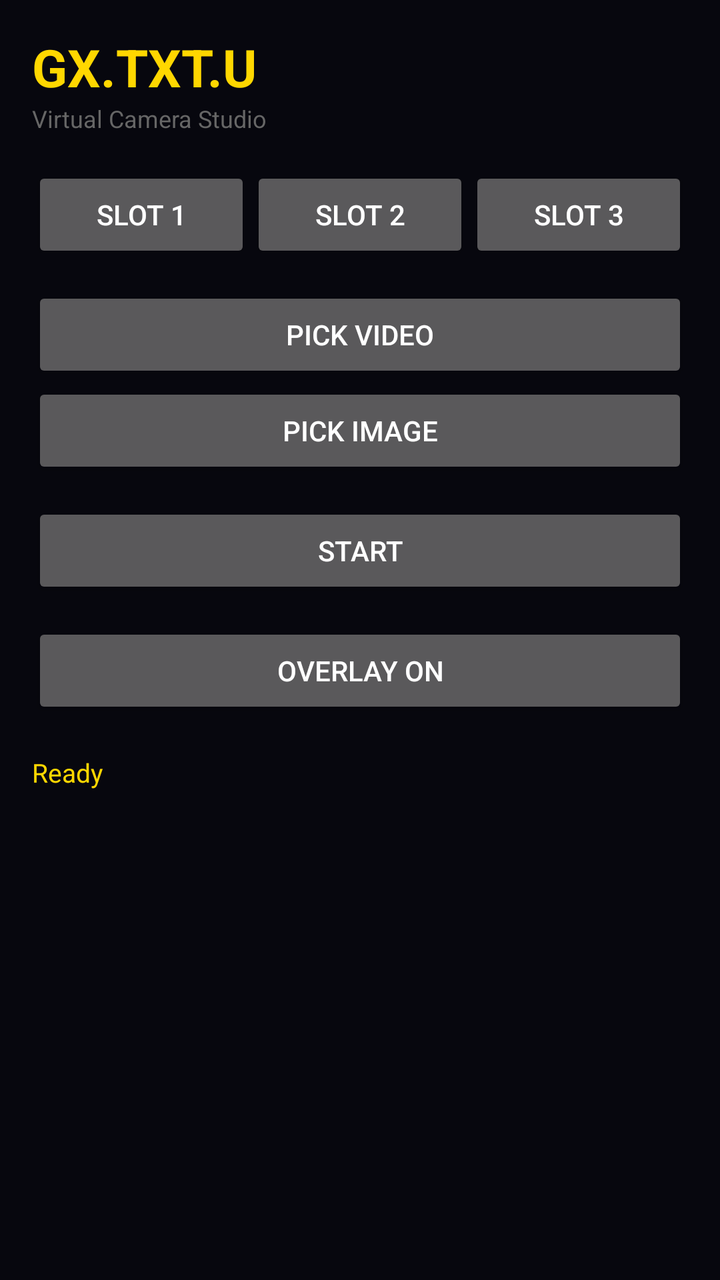
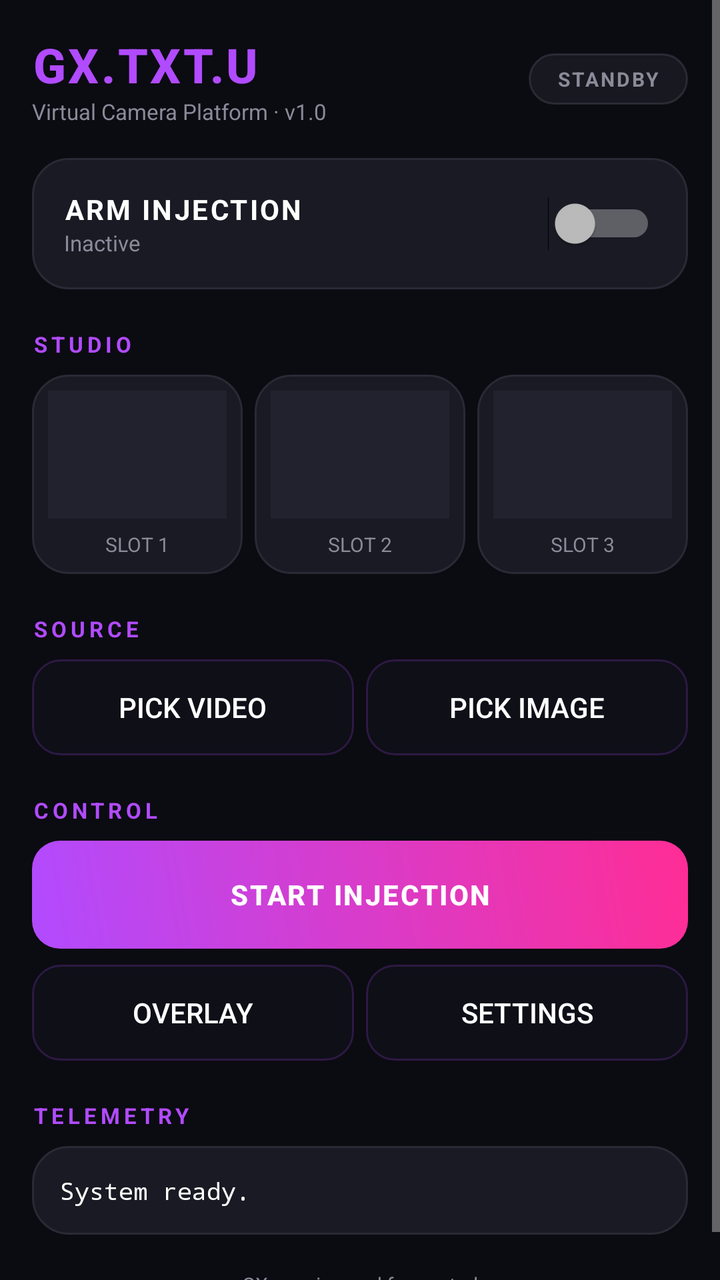

Two renders of the same Android screen: before a commit and after it. Below are the layout's source before the change and the commit's diff.
<!-- AndroidManifest.xml: application theme android:Theme.Material.NoActionBar -->
<!-- res/layout/activity_main.xml -->
<?xml version="1.0" encoding="utf-8"?>
<ScrollView xmlns:android="http://schemas.android.com/apk/res/android"
    android:layout_width="match_parent"
    android:layout_height="match_parent"
    android:background="#07070e">
  <LinearLayout
      android:orientation="vertical"
      android:padding="16dp"
      android:layout_width="match_parent"
      android:layout_height="wrap_content">
    <TextView android:text="GX.TXT.U" android:textColor="#ffd700"
        android:textSize="26sp" android:textStyle="bold"
        android:layout_width="wrap_content" android:layout_height="wrap_content"/>
    <TextView android:text="Virtual Camera Studio" android:textColor="#666666"
        android:textSize="12sp" android:layout_marginBottom="16dp"
        android:layout_width="wrap_content" android:layout_height="wrap_content"/>
    <LinearLayout android:orientation="horizontal"
        android:layout_width="match_parent" android:layout_height="wrap_content">
      <Button android:id="@+id/slot1" android:text="SLOT 1" android:layout_weight="1"
          android:layout_width="0dp" android:layout_height="wrap_content"/>
      <Button android:id="@+id/slot2" android:text="SLOT 2" android:layout_weight="1"
          android:layout_width="0dp" android:layout_height="wrap_content"/>
      <Button android:id="@+id/slot3" android:text="SLOT 3" android:layout_weight="1"
          android:layout_width="0dp" android:layout_height="wrap_content"/>
    </LinearLayout>
    <Button android:id="@+id/pickVideo" android:text="PICK VIDEO"
        android:layout_marginTop="12dp"
        android:layout_width="match_parent" android:layout_height="wrap_content"/>
    <Button android:id="@+id/pickImage" android:text="PICK IMAGE"
        android:layout_width="match_parent" android:layout_height="wrap_content"/>
    <Button android:id="@+id/startBtn" android:text="START"
        android:layout_marginTop="12dp"
        android:layout_width="match_parent" android:layout_height="wrap_content"/>
    <Button android:id="@+id/overlayBtn" android:text="Overlay ON"
        android:layout_marginTop="12dp"
        android:layout_width="match_parent" android:layout_height="wrap_content"/>
    <TextView android:id="@+id/status" android:text="Ready"
        android:textColor="#ffd700" android:textSize="13sp"
        android:layout_marginTop="18dp"
        android:layout_width="match_parent" android:layout_height="wrap_content"/>
  </LinearLayout>
</ScrollView>
<!-- resources referenced by this layout -->
<resources>

</resources>

<!-- the commit's change to res/layout/activity_main.xml (unified diff, before → after) -->
@@ -2,41 +2,252 @@
 <ScrollView xmlns:android="http://schemas.android.com/apk/res/android"
     android:layout_width="match_parent"
     android:layout_height="match_parent"
-    android:background="#07070e">
+    android:background="@color/gx_bg"
+    android:fillViewport="true">
+
   <LinearLayout
       android:orientation="vertical"
       android:padding="16dp"
       android:layout_width="match_parent"
       android:layout_height="wrap_content">
-    <TextView android:text="GX.TXT.U" android:textColor="#ffd700"
-        android:textSize="26sp" android:textStyle="bold"
-        android:layout_width="wrap_content" android:layout_height="wrap_content"/>
-    <TextView android:text="Virtual Camera Studio" android:textColor="#666666"
-        android:textSize="12sp" android:layout_marginBottom="16dp"
-        android:layout_width="wrap_content" android:layout_height="wrap_content"/>
+
+    
+    <LinearLayout
+        android:orientation="horizontal"
+        android:gravity="center_vertical"
+        android:layout_width="match_parent"
+        android:layout_height="wrap_content">
+      <LinearLayout
+          android:orientation="vertical"
+          android:layout_weight="1"
+          android:layout_width="0dp"
+          android:layout_height="wrap_content">
+        <TextView
+            android:text="GX.TXT.U"
+            android:textColor="@color/gx_purple"
+            android:textSize="24sp"
+            android:textStyle="bold"
+            android:fontFamily="sans-serif-medium"
+            android:letterSpacing="0.05"
+            android:layout_width="wrap_content"
+            android:layout_height="wrap_content"/>
+        <TextView
+            android:text="Virtual Camera Platform · v1.0"
+            android:textColor="@color/gx_muted"
+            android:textSize="11sp"
+            android:layout_width="wrap_content"
+            android:layout_height="wrap_content"/>
+      </LinearLayout>
+
+      <TextView
+          android:id="@+id/statusPill"
+          android:text="STANDBY"
+          android:textColor="@color/gx_muted"
+          android:textSize="10sp"
+          android:textStyle="bold"
+          android:letterSpacing="0.1"
+          android:paddingLeft="14dp"
+          android:paddingRight="14dp"
+          android:paddingTop="6dp"
+          android:paddingBottom="6dp"
+          android:background="@drawable/pill_off"
+          android:layout_width="wrap_content"
+          android:layout_height="wrap_content"/>
+    </LinearLayout>
+
+    
+    <LinearLayout
+        android:orientation="horizontal"
+        android:gravity="center_vertical"
+        android:padding="16dp"
+        android:layout_marginTop="16dp"
+        android:background="@drawable/card"
+        android:layout_width="match_parent"
+        android:layout_height="wrap_content">
+      <LinearLayout
+          android:orientation="vertical"
+          android:layout_weight="1"
+          android:layout_width="0dp"
+          android:layout_height="wrap_content">
+        <TextView
+            android:text="ARM INJECTION"
+            android:textColor="@color/gx_text"
+            android:textSize="14sp"
+            android:textStyle="bold"
+            android:letterSpacing="0.08"
+            android:layout_width="wrap_content"
+            android:layout_height="wrap_content"/>
+        <TextView
+            android:id="@+id/masterSub"
+            android:text="Inactive"
+            android:textColor="@color/gx_muted"
+            android:textSize="11sp"
+            android:layout_width="wrap_content"
+            android:layout_height="wrap_content"/>
+      </LinearLayout>
+      <Switch
+          android:id="@+id/masterSwitch"
+          android:layout_width="wrap_content"
+          android:layout_height="wrap_content"/>
+    </LinearLayout>
+
+    
+    <TextView
+        android:text="STUDIO"
+        android:textColor="@color/gx_purple"
+        android:textSize="11sp"
+        android:textStyle="bold"
+        android:letterSpacing="0.18"
+        android:layout_marginTop="20dp"
+        android:layout_marginBottom="8dp"
+        android:layout_width="wrap_content"
+        android:layout_height="wrap_content"/>
+
+    <LinearLayout
+        android:orientation="horizontal"
+        android:layout_width="match_parent"
+        android:layout_height="wrap_content">
+
+      <LinearLayout android:id="@+id/slot1" android:orientation="vertical"
+          android:gravity="center" android:padding="8dp"
+          android:layout_weight="1" android:layout_marginEnd="6dp"
+          android:background="@drawable/card"
+          android:layout_width="0dp" android:layout_height="wrap_content">
+        <ImageView android:id="@+id/slot1img"
+            android:layout_width="match_parent" android:layout_height="64dp"
+            android:scaleType="centerCrop"
+            android:background="@color/gx_card2"/>
+        <TextView android:id="@+id/slot1name" android:text="SLOT 1"
+            android:textColor="@color/gx_muted" android:textSize="10sp"
+            android:layout_marginTop="6dp"
+            android:layout_width="wrap_content" android:layout_height="wrap_content"/>
+      </LinearLayout>
+
+      <LinearLayout android:id="@+id/slot2" android:orientation="vertical"
+          android:gravity="center" android:padding="8dp"
+          android:layout_weight="1" android:layout_marginEnd="6dp"
+          android:background="@drawable/card"
+          android:layout_width="0dp" android:layout_height="wrap_content">
+        <ImageView android:id="@+id/slot2img"
+            android:layout_width="match_parent" android:layout_height="64dp"
+            android:scaleType="centerCrop"
+            android:background="@color/gx_card2"/>
+        <TextView android:id="@+id/slot2name" android:text="SLOT 2"
+            android:textColor="@color/gx_muted" android:textSize="10sp"
+            android:layout_marginTop="6dp"
+            android:layout_width="wrap_content" android:layout_height="wrap_content"/>
+      </LinearLayout>
+
+      <LinearLayout android:id="@+id/slot3" android:orientation="vertical"
+          android:gravity="center" android:padding="8dp"
+          android:layout_weight="1"
+          android:background="@drawable/card"
+          android:layout_width="0dp" android:layout_height="wrap_content">
+        <ImageView android:id="@+id/slot3img"
+            android:layout_width="match_parent" android:layout_height="64dp"
+            android:scaleType="centerCrop"
+            android:background="@color/gx_card2"/>
+        <TextView android:id="@+id/slot3name" android:text="SLOT 3"
+            android:textColor="@color/gx_muted" android:textSize="10sp"
+            android:layout_marginTop="6dp"
+            android:layout_width="wrap_content" android:layout_height="wrap_content"/>
+      </LinearLayout>
+    </LinearLayout>
+
+    
+    <TextView
+        android:text="SOURCE"
+        android:textColor="@color/gx_purple"
+        android:textSize="11sp"
+        android:textStyle="bold"
+        android:letterSpacing="0.18"
+        android:layout_marginTop="20dp"
+        android:layout_marginBottom="8dp"
+        android:layout_width="wrap_content"
+        android:layout_height="wrap_content"/>
+
     <LinearLayout android:orientation="horizontal"
         android:layout_width="match_parent" android:layout_height="wrap_content">
-      <Button android:id="@+id/slot1" android:text="SLOT 1" android:layout_weight="1"
-          android:layout_width="0dp" android:layout_height="wrap_content"/>
-      <Button android:id="@+id/slot2" android:text="SLOT 2" android:layout_weight="1"
-          android:layout_width="0dp" android:layout_height="wrap_content"/>
-      <Button android:id="@+id/slot3" android:text="SLOT 3" android:layout_weight="1"
-          android:layout_width="0dp" android:layout_height="wrap_content"/>
-    </LinearLayout>
-    <Button android:id="@+id/pickVideo" android:text="PICK VIDEO"
-        android:layout_marginTop="12dp"
-        android:layout_width="match_parent" android:layout_height="wrap_content"/>
-    <Button android:id="@+id/pickImage" android:text="PICK IMAGE"
-        android:layout_width="match_parent" android:layout_height="wrap_content"/>
-    <Button android:id="@+id/startBtn" android:text="START"
-        android:layout_marginTop="12dp"
-        android:layout_width="match_parent" android:layout_height="wrap_content"/>
-    <Button android:id="@+id/overlayBtn" android:text="Overlay ON"
-        android:layout_marginTop="12dp"
-        android:layout_width="match_parent" android:layout_height="wrap_content"/>
-    <TextView android:id="@+id/status" android:text="Ready"
-        android:textColor="#ffd700" android:textSize="13sp"
+      <Button android:id="@+id/pickVideo" android:text="PICK VIDEO"
+          android:textColor="@color/gx_text" android:textAllCaps="false"
+          android:stateListAnimator="@null"
+          android:background="@drawable/btn_ghost"
+          android:layout_weight="1" android:layout_marginEnd="6dp"
+          android:layout_width="0dp" android:layout_height="48dp"/>
+      <Button android:id="@+id/pickImage" android:text="PICK IMAGE"
+          android:textColor="@color/gx_text" android:textAllCaps="false"
+          android:stateListAnimator="@null"
+          android:background="@drawable/btn_ghost"
+          android:layout_weight="1"
+          android:layout_width="0dp" android:layout_height="48dp"/>
+    </LinearLayout>
+
+    
+    <TextView
+        android:text="CONTROL"
+        android:textColor="@color/gx_purple"
+        android:textSize="11sp"
+        android:textStyle="bold"
+        android:letterSpacing="0.18"
+        android:layout_marginTop="20dp"
+        android:layout_marginBottom="8dp"
+        android:layout_width="wrap_content"
+        android:layout_height="wrap_content"/>
+
+    <Button android:id="@+id/startBtn" android:text="START INJECTION"
+        android:textColor="#FFFFFF" android:textAllCaps="false"
+        android:textStyle="bold" android:letterSpacing="0.06"
+        android:stateListAnimator="@null"
+        android:background="@drawable/btn_primary"
+        android:layout_width="match_parent" android:layout_height="54dp"/>
+
+    <LinearLayout android:orientation="horizontal"
+        android:layout_marginTop="8dp"
+        android:layout_width="match_parent" android:layout_height="wrap_content">
+      <Button android:id="@+id/overlayBtn" android:text="OVERLAY"
+          android:textColor="@color/gx_text" android:textAllCaps="false"
+          android:stateListAnimator="@null"
+          android:background="@drawable/btn_ghost"
+          android:layout_weight="1" android:layout_marginEnd="6dp"
+          android:layout_width="0dp" android:layout_height="48dp"/>
+      <Button android:id="@+id/settingsBtn" android:text="SETTINGS"
+          android:textColor="@color/gx_text" android:textAllCaps="false"
+          android:stateListAnimator="@null"
+          android:background="@drawable/btn_ghost"
+          android:layout_weight="1"
+          android:layout_width="0dp" android:layout_height="48dp"/>
+    </LinearLayout>
+
+    
+    <TextView
+        android:text="TELEMETRY"
+        android:textColor="@color/gx_purple"
+        android:textSize="11sp"
+        android:textStyle="bold"
+        android:letterSpacing="0.18"
+        android:layout_marginTop="20dp"
+        android:layout_marginBottom="8dp"
+        android:layout_width="wrap_content"
+        android:layout_height="wrap_content"/>
+
+    <TextView android:id="@+id/status"
+        android:text="System ready."
+        android:textColor="@color/gx_text"
+        android:textSize="12sp"
+        android:fontFamily="monospace"
+        android:padding="14dp"
+        android:background="@drawable/card"
+        android:layout_width="match_parent"
+        android:layout_height="wrap_content"/>
+
+    <TextView
+        android:text="GX · engineered for control"
+        android:textColor="@color/gx_muted"
+        android:textSize="10sp"
+        android:gravity="center"
         android:layout_marginTop="18dp"
-        android:layout_width="match_parent" android:layout_height="wrap_content"/>
+        android:layout_width="match_parent"
+        android:layout_height="wrap_content"/>
+
   </LinearLayout>
 </ScrollView>
<!-- resource entries referenced after the edit -->
@@ -1,5 +1,45 @@
 <!-- resources referenced by this layout -->
 <resources>
-
+  <color name="gx_bg">#0B0B12</color>
+  <color name="gx_card2">#22222E</color>
+  <color name="gx_muted">#8A8A99</color>
+  <color name="gx_purple">#B14BFF</color>
+  <color name="gx_text">#FFFFFF</color>
+  <!-- drawable btn_ghost (drawable) -->
+  <?xml version="1.0" encoding="utf-8"?>
+  <shape xmlns:android="http://schemas.android.com/apk/res/android"
+      android:shape="rectangle">
+      <solid android:color="#0F0F18"/>
+      <corners android:radius="14dp"/>
+      <stroke android:width="1dp" android:color="#33B14BFF"/>
+  </shape>
+  <!-- drawable btn_primary (drawable) -->
+  <?xml version="1.0" encoding="utf-8"?>
+  <shape xmlns:android="http://schemas.android.com/apk/res/android"
+      android:shape="rectangle">
+      <gradient
+          android:startColor="#B14BFF"
+          android:endColor="#FF2D95"
+          android:angle="45"/>
+      <corners android:radius="14dp"/>
+  </shape>
+  <!-- drawable card (drawable) -->
+  <?xml version="1.0" encoding="utf-8"?>
+  <shape xmlns:android="http://schemas.android.com/apk/res/android"
+      android:shape="rectangle">
+      <solid android:color="@color/gx_card"/>
+      <corners android:radius="18dp"/>
+      <stroke android:width="1dp" android:color="@color/gx_border"/>
+  </shape>
+  <!-- drawable pill_off (drawable) -->
+  <?xml version="1.0" encoding="utf-8"?>
+  <shape xmlns:android="http://schemas.android.com/apk/res/android"
+      android:shape="rectangle">
+      <solid android:color="#1A8A8A99"/>
+      <corners android:radius="20dp"/>
+      <stroke android:width="1dp" android:color="#338A8A99"/>
+  </shape>
+  <color name="gx_card">#1A1A24</color>
+  <color name="gx_border">#2A2A36</color>
 </resources>
 
